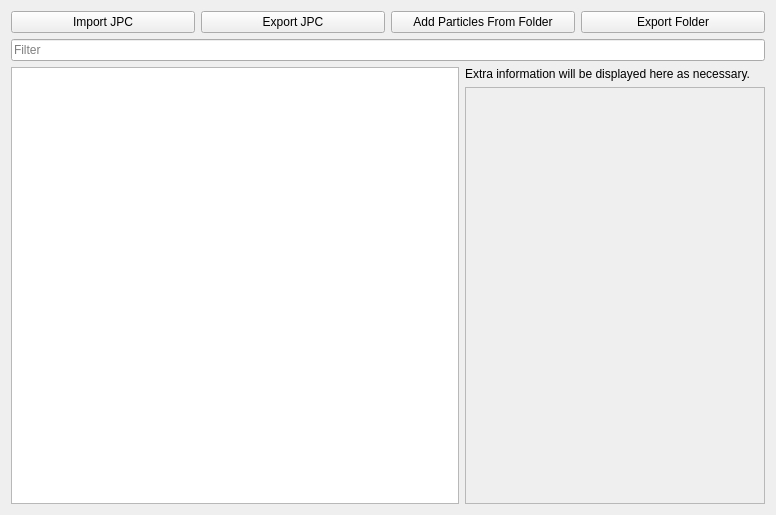
First picture: the form in gcft_ui/jpc_tab.ui, repository LagoLunatic/GCFT, before the edit.
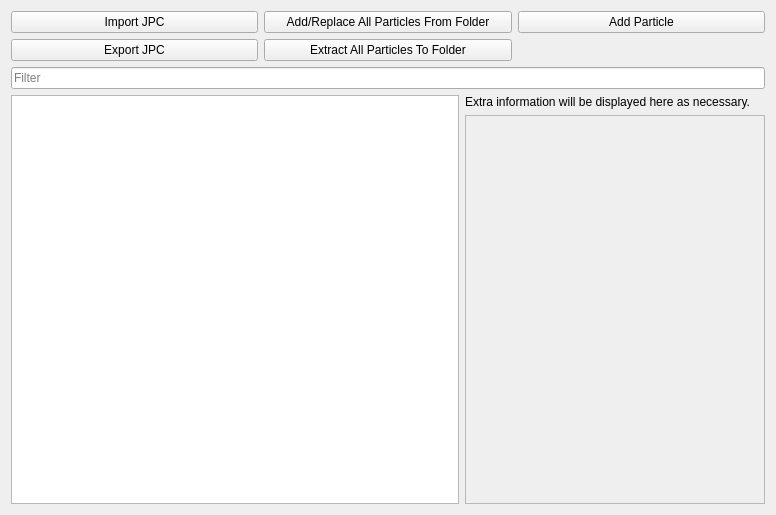
Second picture: the form after the edit.

Commit message: JPC: Implement single particle add/extract/replace/delete

```diff
--- a/gcft_ui/jpc_tab.ui
+++ b/gcft_ui/jpc_tab.ui
@@ -24,26 +24,40 @@
       </widget>
      </item>
      <item>
+      <widget class="QPushButton" name="add_particles_from_folder">
+       <property name="text">
+        <string>Add/Replace All Particles From Folder</string>
+       </property>
+      </widget>
+     </item>
+     <item>
+      <widget class="QPushButton" name="add_particle">
+       <property name="text">
+        <string>Add Particle</string>
+       </property>
+      </widget>
+     </item>
+    </layout>
+   </item>
+   <item>
+    <layout class="QHBoxLayout" name="horizontalLayout_2">
+     <item>
       <widget class="QPushButton" name="export_jpc">
        <property name="text">
         <string>Export JPC</string>
        </property>
       </widget>
      </item>
-     <item>
-      <widget class="QPushButton" name="add_particles_from_folder">
-       <property name="text">
-        <string>Add Particles From Folder</string>
-       </property>
-      </widget>
-     </item>
      <item>
       <widget class="QPushButton" name="export_jpc_folder">
        <property name="text">
-        <string>Export Folder</string>
+        <string>Extract All Particles To Folder</string>
        </property>
       </widget>
      </item>
+     <item>
+      <widget class="QWidget" name="widget" native="true"/>
+     </item>
     </layout>
    </item>
    <item>
@@ -101,7 +115,7 @@
              <x>0</x>
              <y>0</y>
              <width>298</width>
-             <height>409</height>
+             <height>377</height>
             </rect>
            </property>
            <layout class="QVBoxLayout" name="verticalLayout_2"/>
```
Left out of the diff: 15 changed lines with no effect on the pictures. The commit also changes 2 other files.
